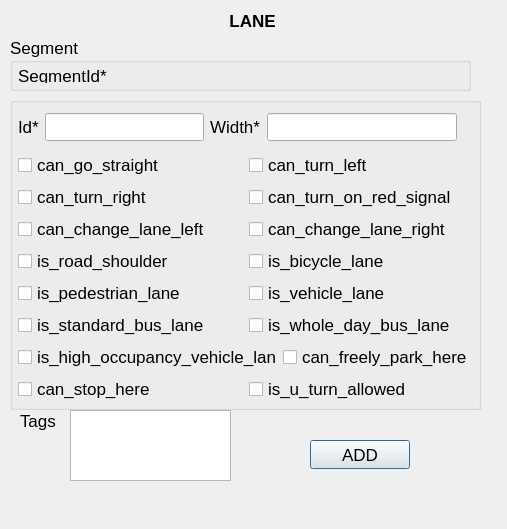
Old version of the form ui_lane.ui in the repository chaitanyamalaviya/Trafficera.
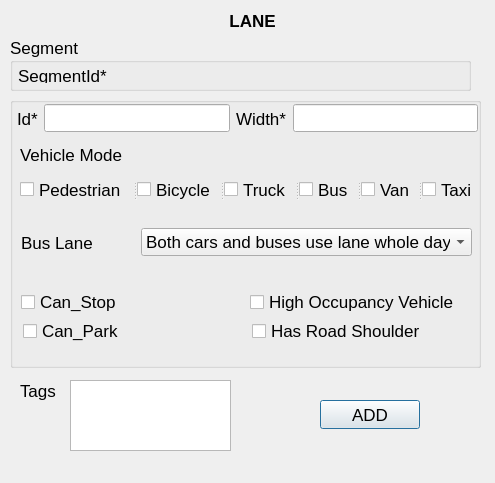
New version of the form.

Diff of the .ui file:
```diff
--- a/ui_lane.ui
+++ b/ui_lane.ui
@@ -9,8 +9,8 @@
    <rect>
     <x>0</x>
     <y>0</y>
-    <width>507</width>
-    <height>529</height>
+    <width>495</width>
+    <height>483</height>
    </rect>
   </property>
   <property name="font">
@@ -41,7 +41,7 @@
    <property name="geometry">
     <rect>
      <x>70</x>
-     <y>410</y>
+     <y>380</y>
      <width>161</width>
      <height>71</height>
     </rect>
@@ -123,201 +123,203 @@
      <x>10</x>
      <y>97</y>
      <width>471</width>
-     <height>313</height>
+     <height>271</height>
     </rect>
    </property>
    <property name="title">
     <string/>
    </property>
-   <layout class="QGridLayout" name="gridLayout_2">
-    <property name="leftMargin">
-     <number>5</number>
+   <widget class="QLabel" name="vehicleModelabel">
+    <property name="geometry">
+     <rect>
+      <x>10</x>
+      <y>50</y>
+      <width>121</width>
+      <height>16</height>
+     </rect>
     </property>
-    <property name="topMargin">
-     <number>5</number>
+    <property name="text">
+     <string>Vehicle Mode</string>
     </property>
-    <property name="rightMargin">
-     <number>5</number>
+   </widget>
+   <widget class="QLabel" name="width">
+    <property name="geometry">
+     <rect>
+      <x>441</x>
+      <y>7</y>
+      <width>16</width>
+      <height>21</height>
+     </rect>
     </property>
-    <property name="bottomMargin">
-     <number>5</number>
+    <property name="text">
+     <string/>
     </property>
-    <item row="4" column="0">
-     <layout class="QHBoxLayout" name="horizontalLayout_5">
-      <item>
-       <widget class="QCheckBox" name="is_road_shoulder">
+   </widget>
+   <widget class="QSplitter" name="splitter">
+    <property name="geometry">
+     <rect>
+      <x>10</x>
+      <y>80</y>
+      <width>461</width>
+      <height>25</height>
+     </rect>
+    </property>
+    <property name="orientation">
+     <enum>Qt::Horizontal</enum>
+    </property>
+    <widget class="QCheckBox" name="pedestrian">
+     <property name="text">
+      <string>Pedestrian</string>
+     </property>
+    </widget>
+    <widget class="QCheckBox" name="bicycle">
+     <property name="text">
+      <string>Bicycle</string>
+     </property>
+    </widget>
+    <widget class="QCheckBox" name="truck">
+     <property name="text">
+      <string>Truck</string>
+     </property>
+    </widget>
+    <widget class="QCheckBox" name="bus">
+     <property name="text">
+      <string>Bus</string>
+     </property>
+    </widget>
+    <widget class="QCheckBox" name="van">
+     <property name="text">
+      <string>Van</string>
+     </property>
+    </widget>
+    <widget class="QCheckBox" name="taxi">
+     <property name="text">
+      <string>Taxi</string>
+     </property>
+    </widget>
+   </widget>
+   <widget class="QWidget" name="">
+    <property name="geometry">
+     <rect>
+      <x>11</x>
+      <y>192</y>
+      <width>451</width>
+      <height>27</height>
+     </rect>
+    </property>
+    <layout class="QHBoxLayout" name="horizontalLayout">
+     <item>
+      <widget class="QCheckBox" name="can_stop">
+       <property name="text">
+        <string>Can_Stop</string>
+       </property>
+      </widget>
+     </item>
+     <item>
+      <widget class="QCheckBox" name="high_occ_veh">
+       <property name="text">
+        <string>High Occupancy Vehicle</string>
+       </property>
+      </widget>
+     </item>
+    </layout>
+   </widget>
+   <widget class="QWidget" name="">
+    <property name="geometry">
+     <rect>
+      <x>13</x>
+      <y>221</y>
+      <width>451</width>
+      <height>27</height>
+     </rect>
+    </property>
+    <layout class="QHBoxLayout" name="horizontalLayout_2">
+     <item>
+      <widget class="QCheckBox" name="can_park">
+       <property name="text">
+        <string>Can_Park</string>
+       </property>
+      </widget>
+     </item>
+     <item>
+      <widget class="QCheckBox" name="checkBox_10">
+       <property name="text">
+        <string>Has Road Shoulder</string>
+       </property>
+      </widget>
+     </item>
+    </layout>
+   </widget>
+   <widget class="QWidget" name="">
+    <property name="geometry">
+     <rect>
+      <x>11</x>
+      <y>131</y>
+      <width>451</width>
+      <height>29</height>
+     </rect>
+    </property>
+    <layout class="QHBoxLayout" name="horizontalLayout_3">
+     <item>
+      <widget class="QLabel" name="busLanelabel">
+       <property name="text">
+        <string>Bus Lane</string>
+       </property>
+      </widget>
+     </item>
+     <item>
+      <widget class="QComboBox" name="bus_lane">
+       <item>
         <property name="text">
-         <string>is_road_shoulder</string>
+         <string>Both cars and buses use lane whole day</string>
         </property>
-       </widget>
-      </item>
-      <item>
-       <widget class="QCheckBox" name="is_bicycle_lane">
+       </item>
+       <item>
         <property name="text">
-         <string>is_bicycle_lane</string>
+         <string>Normal Bus Lane</string>
         </property>
-       </widget>
-      </item>
-     </layout>
-    </item>
-    <item row="0" column="0">
-     <layout class="QHBoxLayout" name="horizontalLayout">
-      <item>
-       <widget class="QLabel" name="idLabel">
+       </item>
+       <item>
         <property name="text">
-         <string>Id*</string>
+         <string>Full Day Bus Lane</string>
         </property>
-       </widget>
-      </item>
-      <item alignment="Qt::AlignLeft">
-       <widget class="QLineEdit" name="id"/>
-      </item>
-      <item>
-       <widget class="QLabel" name="widthLabel">
-        <property name="text">
-         <string>Width*</string>
-        </property>
-       </widget>
-      </item>
-      <item>
-       <widget class="QLineEdit" name="wlineEdit"/>
-      </item>
-      <item>
-       <widget class="QLabel" name="width">
-        <property name="text">
-         <string/>
-        </property>
-       </widget>
-      </item>
-     </layout>
-    </item>
-    <item row="2" column="0">
-     <layout class="QHBoxLayout" name="horizontalLayout_3">
-      <item>
-       <widget class="QCheckBox" name="can_turn_right">
-        <property name="text">
-         <string>can_turn_right</string>
-        </property>
-       </widget>
-      </item>
-      <item>
-       <widget class="QCheckBox" name="can_turn_on_red_signal">
-        <property name="text">
-         <string>can_turn_on_red_signal</string>
-        </property>
-       </widget>
-      </item>
-     </layout>
-    </item>
-    <item row="3" column="0">
-     <layout class="QHBoxLayout" name="horizontalLayout_4">
-      <item>
-       <widget class="QCheckBox" name="can_change_lane_left">
-        <property name="text">
-         <string>can_change_lane_left</string>
-        </property>
-       </widget>
-      </item>
-      <item>
-       <widget class="QCheckBox" name="can_change_lane_right">
-        <property name="text">
-         <string>can_change_lane_right</string>
-        </property>
-       </widget>
-      </item>
-     </layout>
-    </item>
-    <item row="5" column="0">
-     <layout class="QHBoxLayout" name="horizontalLayout_6">
-      <item>
-       <widget class="QCheckBox" name="is_pedestrian_lane">
-        <property name="text">
-         <string>is_pedestrian_lane</string>
-        </property>
-       </widget>
-      </item>
-      <item>
-       <widget class="QCheckBox" name="is_vehicle_lane">
-        <property name="text">
-         <string>is_vehicle_lane</string>
-        </property>
-       </widget>
-      </item>
-     </layout>
-    </item>
-    <item row="6" column="0">
-     <layout class="QHBoxLayout" name="horizontalLayout_7">
-      <item>
-       <widget class="QCheckBox" name="is_standard_bus_lane">
-        <property name="text">
-         <string>is_standard_bus_lane</string>
-        </property>
-       </widget>
-      </item>
-      <item>
-       <widget class="QCheckBox" name="is_whole_day_bus_lane">
-        <property name="text">
-         <string>is_whole_day_bus_lane</string>
-        </property>
-       </widget>
-      </item>
-     </layout>
-    </item>
-    <item row="7" column="0">
-     <layout class="QHBoxLayout" name="horizontalLayout_8">
-      <item>
-       <widget class="QCheckBox" name="is_high_occupancy_vehicle_lane">
-        <property name="text">
-         <string>is_high_occupancy_vehicle_lane</string>
-        </property>
-       </widget>
-      </item>
-      <item>
-       <widget class="QCheckBox" name="can_freely_park_here">
-        <property name="text">
-         <string>can_freely_park_here</string>
-        </property>
-       </widget>
-      </item>
-     </layout>
-    </item>
-    <item row="8" column="0">
-     <layout class="QHBoxLayout" name="horizontalLayout_9">
-      <item>
-       <widget class="QCheckBox" name="can_stop_here">
-        <property name="text">
-         <string>can_stop_here</string>
-        </property>
-       </widget>
-      </item>
-      <item>
-       <widget class="QCheckBox" name="is_u_turn_allowed">
-        <property name="text">
-         <string>is_u_turn_allowed</string>
-        </property>
-       </widget>
-      </item>
-     </layout>
-    </item>
-    <item row="1" column="0">
-     <layout class="QHBoxLayout" name="horizontalLayout_2">
-      <item>
-       <widget class="QCheckBox" name="can_go_straight">
-        <property name="text">
-         <string>can_go_straight</string>
-        </property>
-       </widget>
-      </item>
-      <item>
-       <widget class="QCheckBox" name="can_turn_left">
-        <property name="text">
-         <string>can_turn_left</string>
-        </property>
-       </widget>
-      </item>
-     </layout>
-    </item>
-   </layout>
+       </item>
+      </widget>
+     </item>
+    </layout>
+   </widget>
+   <widget class="QWidget" name="">
+    <property name="geometry">
+     <rect>
+      <x>7</x>
+      <y>7</y>
+      <width>461</width>
+      <height>29</height>
+     </rect>
+    </property>
+    <layout class="QHBoxLayout" name="horizontalLayout_4">
+     <item>
+      <widget class="QLabel" name="idLabel">
+       <property name="text">
+        <string>Id*</string>
+       </property>
+      </widget>
+     </item>
+     <item>
+      <widget class="QLineEdit" name="id"/>
+     </item>
+     <item>
+      <widget class="QLabel" name="widthLabel">
+       <property name="text">
+        <string>Width*</string>
+       </property>
+      </widget>
+     </item>
+     <item>
+      <widget class="QLineEdit" name="wlineEdit"/>
+     </item>
+    </layout>
+   </widget>
   </widget>
   <widget class="QLabel" name="errorMessage">
    <property name="geometry">
@@ -344,7 +346,7 @@
    <property name="geometry">
     <rect>
      <x>20</x>
-     <y>400</y>
+     <y>370</y>
      <width>61</width>
      <height>41</height>
     </rect>
@@ -356,8 +358,8 @@
   <widget class="QPushButton" name="actionButton">
    <property name="geometry">
     <rect>
-     <x>310</x>
-     <y>440</y>
+     <x>320</x>
+     <y>400</y>
      <width>100</width>
      <height>29</height>
     </rect>
```
